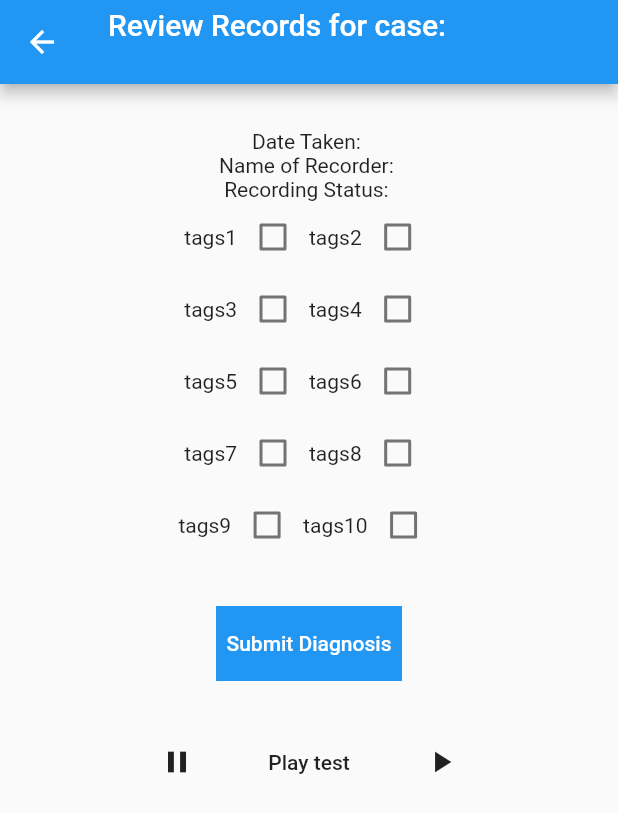
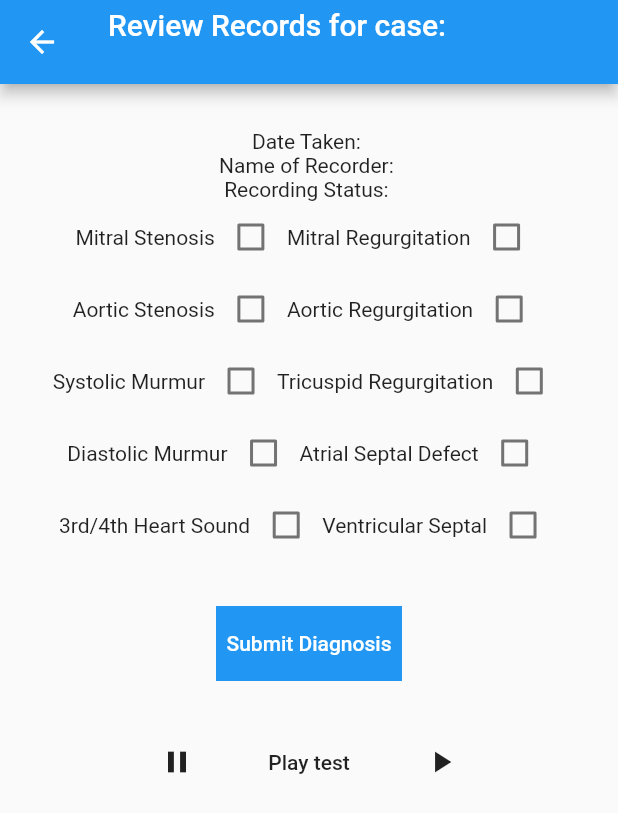
Before and after one commit to Rockwell-Holbrook/nursing_capstone, a Flutter app: the TagRecording screen opened directly with empty values, on a phone screen of 412 x 824 dp. Shown: the top 813 px of the screen. Run offline on Flutter 3.47's test engine with Material 2 defaults, Android fonts, the phone set to English and light mode, and no system bars; our stand-ins replace audioplayers, file, shared_preferences; missing offline and left inert: amazon_cognito_identity_dart, flutter_audio_recorder; accounts and stored records are empty; project files that could hold a hidden picture were left out.

Commit message:
Update tag_recording.dart

```diff
--- a/mobile/lib/widgets/tag_recording.dart
+++ b/mobile/lib/widgets/tag_recording.dart
@@ -42,16 +42,16 @@
   List<String> url;
 
   List<String> options = [
-    'tags1',
-    'tags2',
-    'tags3',
-    'tags4',
-    'tags5',
-    'tags6',
-    'tags7',
-    'tags8',
-    'tags9',
-    'tags10'
+    'Mitral Stenosis',
+    'Mitral Regurgitation',
+    'Aortic Stenosis',
+    'Aortic Regurgitation',
+    'Systolic Murmur',
+    'Tricuspid Regurgitation',
+    'Diastolic Murmur',
+    'Atrial Septal Defect',
+    '3rd/4th Heart Sound',
+    'Ventricular Septal'
   ];
 
   void initState() {
```
